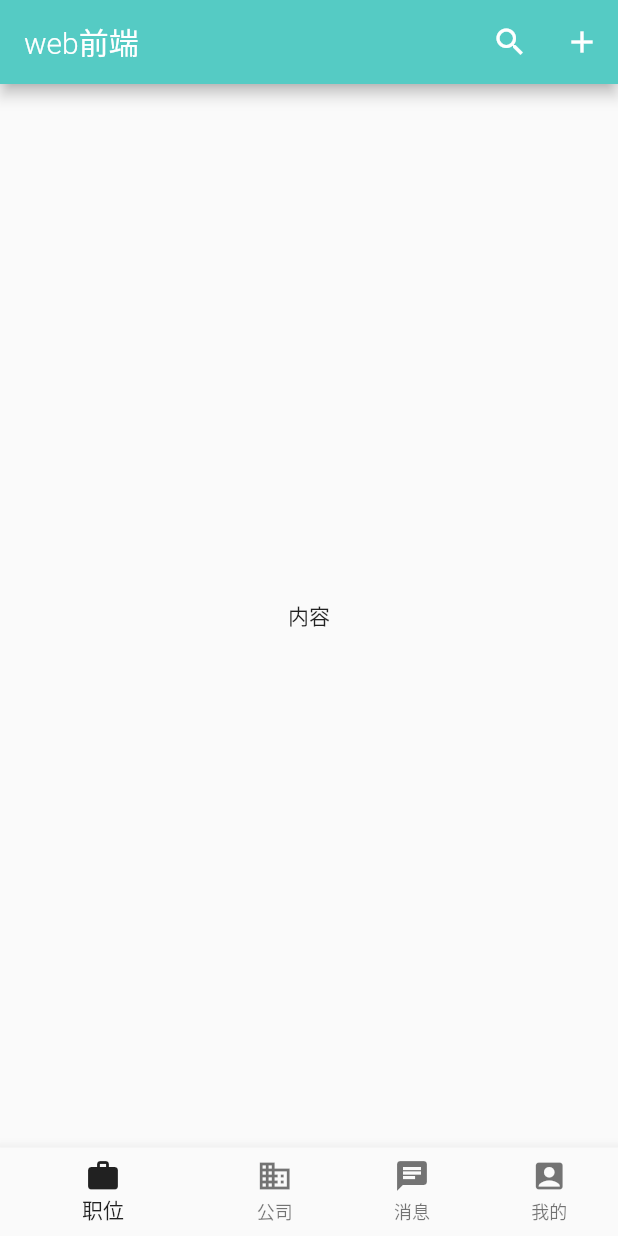
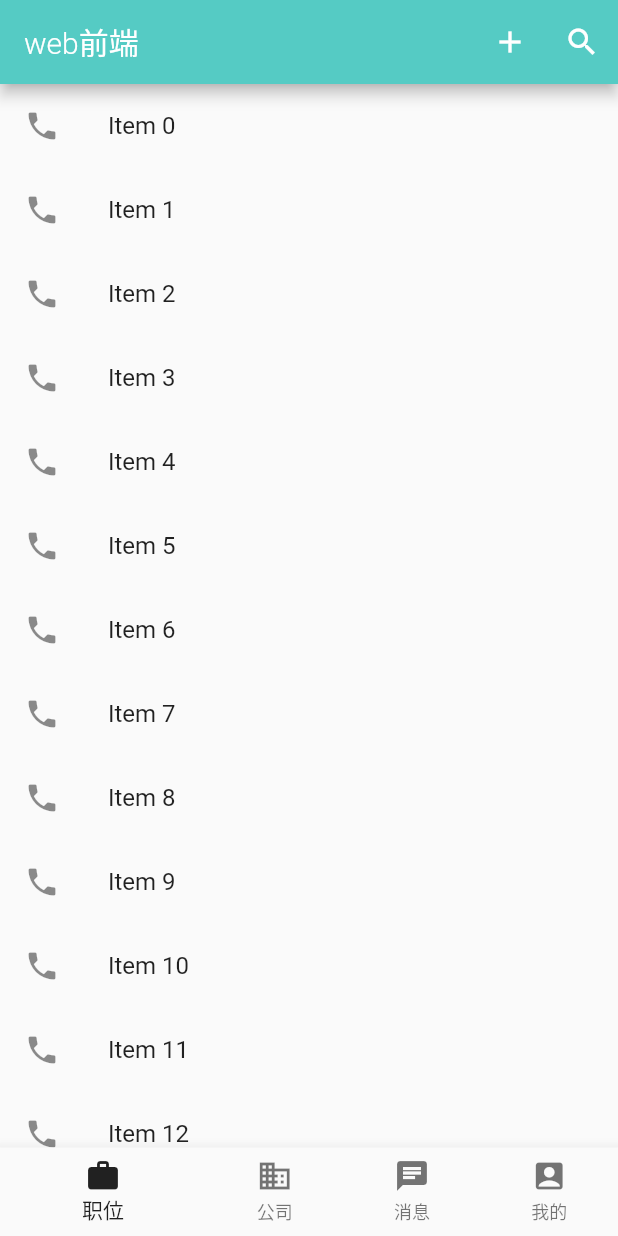
Before and after one commit to StuRuby/boss_zhipin, a Flutter app: the screen it shows after launch, on a phone screen of 412 x 824 dp. Run offline on Flutter 3.47's test engine with Material 2 defaults, Android fonts, the phone set to English and light mode, and no system bars.

Commit message:
feature:添加展示list

```diff
--- /dev/null
+++ b/lib/pages/job/job_list.dart
@@ -0,0 +1,25 @@
+import 'package:flutter/material.dart';
+
+var items = new List<String>.generate(500, (index) => 'Item $index');
+
+class JobList extends StatefulWidget {
+  @override
+  _JobList createState() => new _JobList();
+}
+
+class _JobList extends State<JobList> {
+  @override
+  Widget build(BuildContext context) {
+    return new ListView.builder(
+      // 列表长度
+      itemCount: items.length,
+      // 列表项构造器
+      itemBuilder: (context, index) {
+        return ListTile(
+          leading: Icon(Icons.phone),
+          title: Text('${items[index]}'),
+        );
+      },
+    );
+  }
+}
--- a/lib/pages/job/layout.dart
+++ /dev/null
@@ -1 +0,0 @@
-import 'package:flutter/material.dart';
--- a/lib/pages/layout.dart
+++ b/lib/pages/layout.dart
@@ -1,4 +1,9 @@
+import 'package:boss_zhipin/pages/job/job_list.dart';
 import 'package:flutter/material.dart';
+
+import 'package:boss_zhipin/pages/chat/chat_list.dart';
+import 'package:boss_zhipin/pages/company/company_list.dart';
+import 'package:boss_zhipin/pages/chat/chat_list.dart';
 
 class AppLayout extends StatefulWidget {
   @override
@@ -7,6 +12,8 @@ class AppLayout extends StatefulWidget {
 
 class _AppLayout extends State<AppLayout> {
   int _selectedIndex = 0;
+
+  final _appViews = [JobList(), CompanyList(), ChatList(), Text('我的')];
 
   void _onItemTapped(int index) {
     setState(() {
@@ -26,16 +33,16 @@ class _AppLayout extends State<AppLayout> {
         ),
         actions: <Widget>[
           IconButton(
-              icon: Icon(Icons.search), onPressed: () {}, tooltip: '求职期望'),
-          IconButton(
             icon: Icon(Icons.add),
             onPressed: () {},
             tooltip: '搜索职位',
-          )
+          ),
+          IconButton(
+              icon: Icon(Icons.search), onPressed: () {}, tooltip: '求职期望'),
         ],
       ),
       body: Center(
-        child: Text('内容'),
+        child: _appViews[_selectedIndex],
       ),
       bottomNavigationBar: BottomNavigationBar(
         // unselectedItemColor: new Color.fromRGBO(51, 51, 51, 1),
```
Also changed, not shown: lib/pages/chat/chat_list.dart (added, +25 -0 lines), lib/pages/company/company_list.dart (added, +25 -0 lines).
